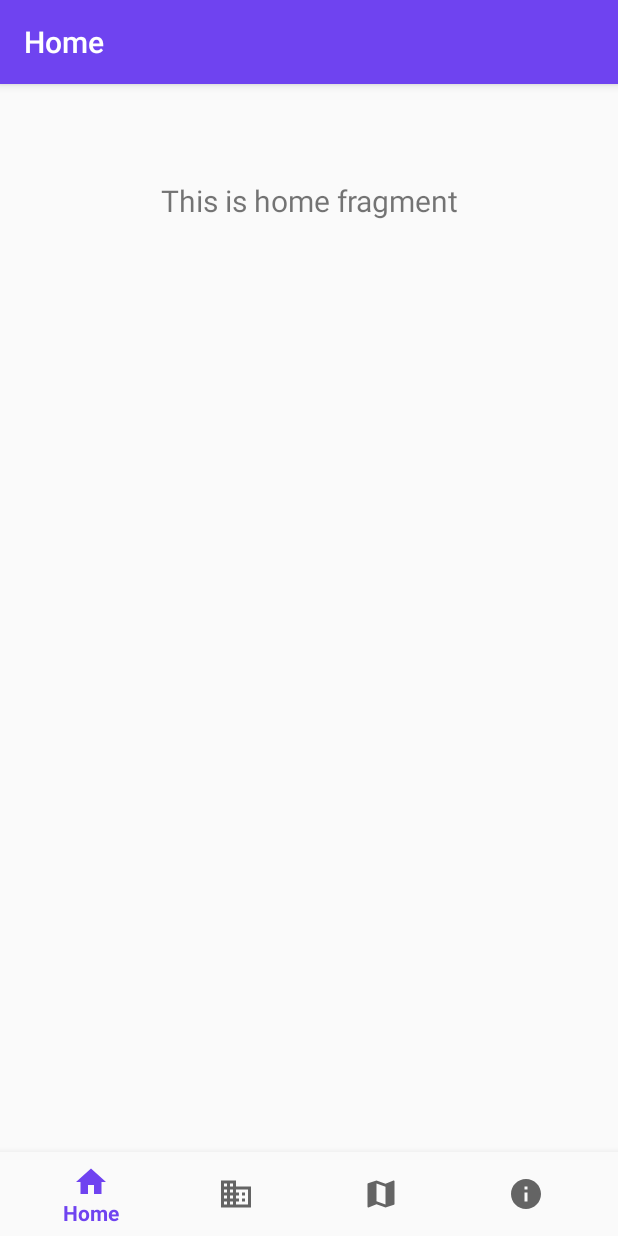
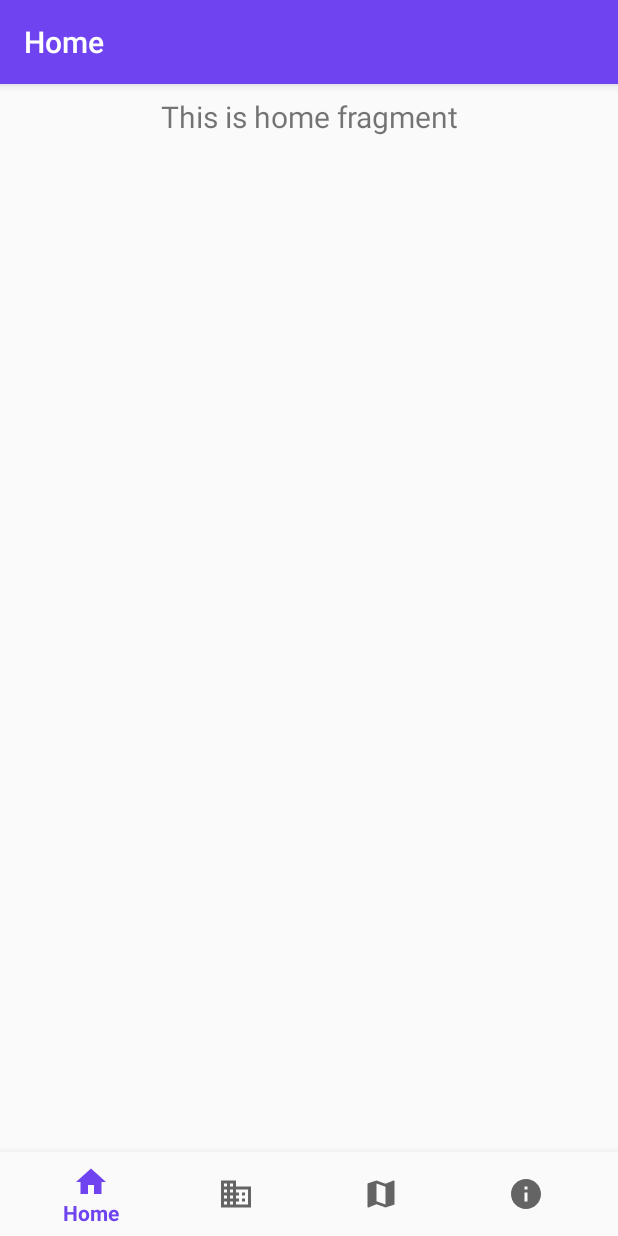
Before and after one commit to Vic8t/KAIST-Campus, an Android app: the screen it shows after launch (MainActivity), on a phone screen of 412 x 824 dp. Run offline under Robolectric (Android 15) with nearby library versions, the phone set to English and light mode, and no system bars; our stand-ins replace navigation-ui.

```diff
--- a/app/src/main/res/layout/activity_main.xml
+++ b/app/src/main/res/layout/activity_main.xml
@@ -4,8 +4,8 @@
     xmlns:tools="http://schemas.android.com/tools"
     android:id="@+id/container"
     android:layout_width="match_parent"
-    android:layout_height="match_parent"
-    android:paddingTop="?attr/actionBarSize">
+    android:layout_height="match_parent">
+<!--    android:paddingTop="?attr/actionBarSize"-->
 
     <com.google.android.material.bottomnavigation.BottomNavigationView
         android:id="@+id/nav_view"
```
